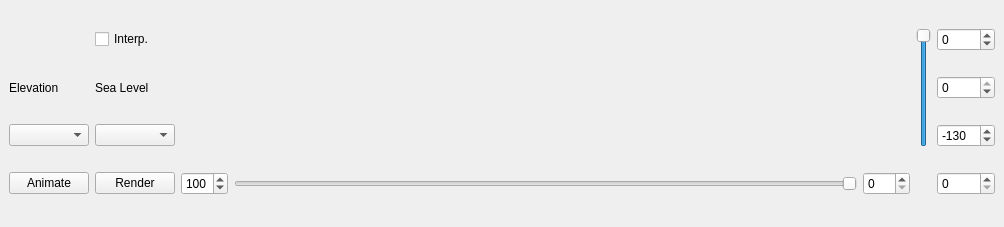
Qt form sea_level_tool_dockwidget_base.ui (patrick-morrison/qgis_sea_level_tool) before a commit.
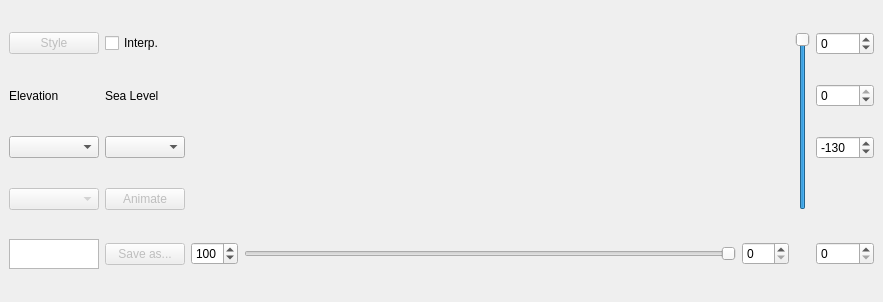
The same form after that commit. Custom widgets are drawn as their Qt base class.

Patch:
```diff
--- a/sea_level_tool_dockwidget_base.ui
+++ b/sea_level_tool_dockwidget_base.ui
@@ -6,8 +6,8 @@
    <rect>
     <x>0</x>
     <y>0</y>
-    <width>1004</width>
-    <height>227</height>
+    <width>883</width>
+    <height>302</height>
    </rect>
   </property>
   <property name="windowTitle">
@@ -15,7 +15,70 @@
   </property>
   <widget class="QWidget" name="dockWidgetContents">
    <layout class="QGridLayout" name="gridLayout">
-    <item row="3" column="3">
+    <item row="0" column="2" rowspan="4" colspan="3">
+     <widget class="PlotWidget" name="curve_graph" native="true"/>
+    </item>
+    <item row="0" column="0">
+     <widget class="QPushButton" name="style_button">
+      <property name="enabled">
+       <bool>false</bool>
+      </property>
+      <property name="text">
+       <string>Style</string>
+      </property>
+     </widget>
+    </item>
+    <item row="2" column="1">
+     <widget class="QgsMapLayerComboBox" name="curve_layer_box">
+      <property name="toolTip">
+       <string>curve layer</string>
+      </property>
+      <property name="allowEmptyLayer">
+       <bool>true</bool>
+      </property>
+     </widget>
+    </item>
+    <item row="3" column="0">
+     <widget class="QComboBox" name="composer_box">
+      <property name="enabled">
+       <bool>false</bool>
+      </property>
+     </widget>
+    </item>
+    <item row="4" column="1">
+     <widget class="QPushButton" name="fileButton">
+      <property name="enabled">
+       <bool>false</bool>
+      </property>
+      <property name="text">
+       <string>Save as...</string>
+      </property>
+     </widget>
+    </item>
+    <item row="2" column="0">
+     <widget class="QgsMapLayerComboBox" name="raster_layer_box">
+      <property name="toolTip">
+       <string>elevation layer</string>
+      </property>
+      <property name="allowEmptyLayer">
+       <bool>true</bool>
+      </property>
+     </widget>
+    </item>
+    <item row="4" column="2">
+     <widget class="QSpinBox" name="oldest">
+      <property name="buttonSymbols">
+       <enum>QAbstractSpinBox::UpDownArrows</enum>
+      </property>
+      <property name="maximum">
+       <number>200</number>
+      </property>
+      <property name="value">
+       <number>100</number>
+      </property>
+     </widget>
+    </item>
+    <item row="4" column="3">
      <widget class="QSlider" name="age_slider">
       <property name="layoutDirection">
        <enum>Qt::RightToLeft</enum>
@@ -28,64 +91,24 @@
       </property>
      </widget>
     </item>
-    <item row="3" column="7">
-     <widget class="QSpinBox" name="age"/>
-    </item>
-    <item row="3" column="2">
-     <widget class="QSpinBox" name="oldest">
-      <property name="buttonSymbols">
-       <enum>QAbstractSpinBox::UpDownArrows</enum>
-      </property>
-      <property name="maximum">
-       <number>200</number>
-      </property>
-      <property name="value">
-       <number>100</number>
-      </property>
-     </widget>
-    </item>
-    <item row="3" column="0">
-     <widget class="QPushButton" name="animate_button">
-      <property name="text">
-       <string>Animate</string>
-      </property>
-     </widget>
-    </item>
-    <item row="3" column="4">
+    <item row="4" column="4">
      <widget class="QSpinBox" name="youngest">
       <property name="maximum">
        <number>200</number>
       </property>
      </widget>
     </item>
-    <item row="1" column="7">
-     <widget class="QSpinBox" name="level">
-      <property name="minimum">
-       <number>-130</number>
+    <item row="0" column="1">
+     <widget class="QCheckBox" name="interp_check">
+      <property name="enabled">
+       <bool>true</bool>
       </property>
-      <property name="maximum">
-       <number>0</number>
-      </property>
-     </widget>
-    </item>
-    <item row="3" column="1">
-     <widget class="QPushButton" name="render_button">
       <property name="text">
-       <string>Render</string>
+       <string>Interp.</string>
       </property>
      </widget>
     </item>
-    <item row="0" column="7">
-     <widget class="QSpinBox" name="level_max">
-      <property name="minimum">
-       <number>-1000</number>
-      </property>
-      <property name="maximum">
-       <number>1000</number>
-      </property>
-     </widget>
-    </item>
-    <item row="2" column="7">
+    <item row="2" column="6">
      <widget class="QSpinBox" name="level_min">
       <property name="minimum">
        <number>-1000</number>
@@ -98,52 +121,6 @@
       </property>
      </widget>
     </item>
-    <item row="0" column="5" rowspan="3">
-     <widget class="QSlider" name="level_slider">
-      <property name="minimum">
-       <number>-130</number>
-      </property>
-      <property name="maximum">
-       <number>0</number>
-      </property>
-      <property name="tracking">
-       <bool>true</bool>
-      </property>
-      <property name="orientation">
-       <enum>Qt::Vertical</enum>
-      </property>
-     </widget>
-    </item>
-    <item row="0" column="2" rowspan="3" colspan="3">
-     <widget class="PlotWidget" name="curve_graph" native="true"/>
-    </item>
-    <item row="2" column="0">
-     <widget class="QgsMapLayerComboBox" name="raster_layer_box">
-      <property name="toolTip">
-       <string>elevation layer</string>
-      </property>
-      <property name="allowEmptyLayer">
-       <bool>true</bool>
-      </property>
-     </widget>
-    </item>
-    <item row="2" column="1">
-     <widget class="QgsMapLayerComboBox" name="curve_layer_box">
-      <property name="toolTip">
-       <string>curve layer</string>
-      </property>
-      <property name="allowEmptyLayer">
-       <bool>true</bool>
-      </property>
-     </widget>
-    </item>
-    <item row="1" column="1">
-     <widget class="QLabel" name="label">
-      <property name="text">
-       <string>Sea Level</string>
-      </property>
-     </widget>
-    </item>
     <item row="1" column="0">
      <widget class="QLabel" name="label_2">
       <property name="text">
@@ -151,10 +128,81 @@
       </property>
      </widget>
     </item>
-    <item row="0" column="1">
-     <widget class="QCheckBox" name="interp_check">
+    <item row="1" column="1">
+     <widget class="QLabel" name="label">
       <property name="text">
-       <string>Interp.</string>
+       <string>Sea Level</string>
+      </property>
+     </widget>
+    </item>
+    <item row="0" column="5" rowspan="4">
+     <widget class="QSlider" name="level_slider">
+      <property name="minimum">
+       <number>-130</number>
+      </property>
+      <property name="maximum">
+       <number>0</number>
+      </property>
+      <property name="tracking">
+       <bool>true</bool>
+      </property>
+      <property name="orientation">
+       <enum>Qt::Vertical</enum>
+      </property>
+     </widget>
+    </item>
+    <item row="3" column="1">
+     <widget class="QPushButton" name="animate_button">
+      <property name="enabled">
+       <bool>false</bool>
+      </property>
+      <property name="text">
+       <string>Animate</string>
+      </property>
+     </widget>
+    </item>
+    <item row="1" column="6">
+     <widget class="QSpinBox" name="level">
+      <property name="minimum">
+       <number>-130</number>
+      </property>
+      <property name="maximum">
+       <number>0</number>
+      </property>
+     </widget>
+    </item>
+    <item row="4" column="6">
+     <widget class="QSpinBox" name="age"/>
+    </item>
+    <item row="0" column="6">
+     <widget class="QSpinBox" name="level_max">
+      <property name="minimum">
+       <number>-1000</number>
+      </property>
+      <property name="maximum">
+       <number>1000</number>
+      </property>
+     </widget>
+    </item>
+    <item row="4" column="0">
+     <widget class="QTextBrowser" name="filename_display">
+      <property name="maximumSize">
+       <size>
+        <width>90</width>
+        <height>30</height>
+       </size>
+      </property>
+      <property name="autoFillBackground">
+       <bool>false</bool>
+      </property>
+      <property name="frameShadow">
+       <enum>QFrame::Sunken</enum>
+      </property>
+      <property name="verticalScrollBarPolicy">
+       <enum>Qt::ScrollBarAlwaysOff</enum>
+      </property>
+      <property name="lineWrapMode">
+       <enum>QTextEdit::NoWrap</enum>
       </property>
      </widget>
     </item>
```
